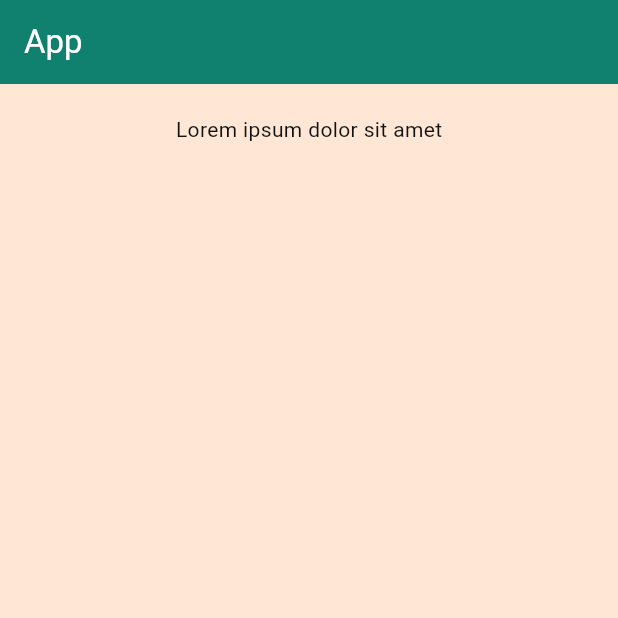
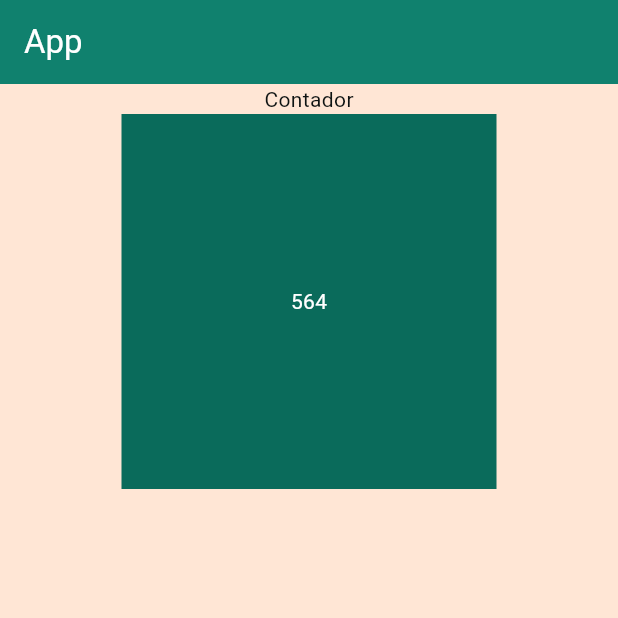
Before and after one commit to RhianVinicius/flutter-ex002, a Flutter app: the screen it shows after launch, on a phone screen of 412 x 824 dp, the top half of it. Run offline on Flutter 3.47's test engine with Material 3 defaults, Android fonts, the phone set to English and light mode, and no system bars.

Commit message:
implement counter hud base layout

```diff
--- a/lib/pages/home_page.dart
+++ b/lib/pages/home_page.dart
@@ -1,4 +1,5 @@
 import 'package:flutter/material.dart';
+import 'package:flutter_ex001/pages/home_page_content.dart';
 import 'package:flutter_ex001/theme/app_colors.dart';
 
 class HomePage extends StatefulWidget {
@@ -25,13 +26,7 @@ class HomePageState extends State<HomePage> {
         ),
       ),
       body: Center(
-        child: Column(
-          crossAxisAlignment: CrossAxisAlignment.center,
-          children: [
-            SizedBox(height: 20),
-            Text("Lorem ipsum dolor sit amet", style: TextStyle(color: AppColors.black))
-          ],
-        ),
+        child: HomePageContent()
       )
     );
   }
--- /dev/null
+++ b/lib/pages/home_page_content.dart
@@ -0,0 +1,34 @@
+import 'package:flutter/material.dart';
+import 'package:flutter_ex001/theme/app_colors.dart';
+
+class HomePageContent extends StatefulWidget {
+  const HomePageContent({super.key});
+
+  @override
+  State<HomePageContent> createState() {
+    return HomePageContentState();
+  }
+}
+
+
+class HomePageContentState extends State<HomePageContent> {
+  int counter = 564;
+
+  @override
+  Widget build(BuildContext context) {
+    return Center(
+      child: Column(
+        crossAxisAlignment: CrossAxisAlignment.center,
+        children: [
+          Text("Contador", style: TextStyle(color:  AppColors.black)),
+          Container(
+            width: 250,
+            height: 250,
+            color: AppColors.primaryDark,
+            child: Center(child: Text(counter.toString(), style: TextStyle(color:  AppColors.white))),
+          ),
+        ]
+      )
+    );
+  }
+}
```
